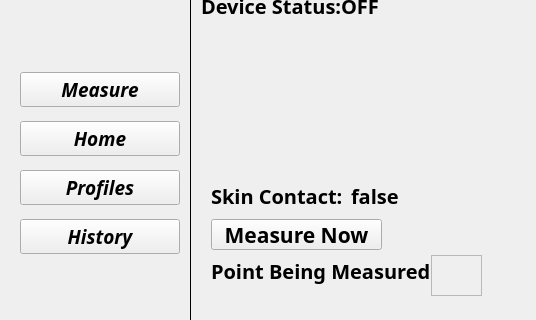
The window that mainwindow.ui (Shivewq/COMP3004FinalProject) describes before a commit, drawn with Qt 5; both pictures show x 0 to 536 and y 115 to 435 of the 1408 by 782 pixel window.
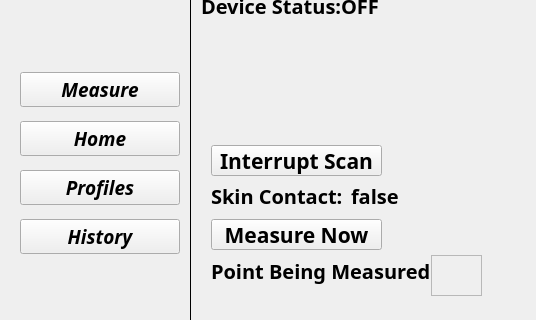
The same window after the commit. The open tabs and pages were chosen to show the change. Icons and pictures are not drawn. Custom widgets are drawn as their Qt base class.

Commit message: added interupt scan

```diff
--- a/mainwindow.ui
+++ b/mainwindow.ui
@@ -893,6 +893,30 @@
        <string>Device Status:</string>
       </property>
      </widget>
+     <widget class="QPushButton" name="button_Interrupt">
+      <property name="geometry">
+       <rect>
+        <x>20</x>
+        <y>190</y>
+        <width>171</width>
+        <height>31</height>
+       </rect>
+      </property>
+      <property name="font">
+       <font>
+        <family>Quicksand</family>
+        <pointsize>16</pointsize>
+        <weight>75</weight>
+        <bold>true</bold>
+       </font>
+      </property>
+      <property name="autoFillBackground">
+       <bool>false</bool>
+      </property>
+      <property name="text">
+       <string>Interrupt Scan</string>
+      </property>
+     </widget>
     </widget>
     <widget class="QWidget" name="page_profiles">
      <widget class="QPushButton" name="button_update">
```
Left out of the diff: 2 changed lines with no effect on the pictures. The commit also changes 7 other files.
